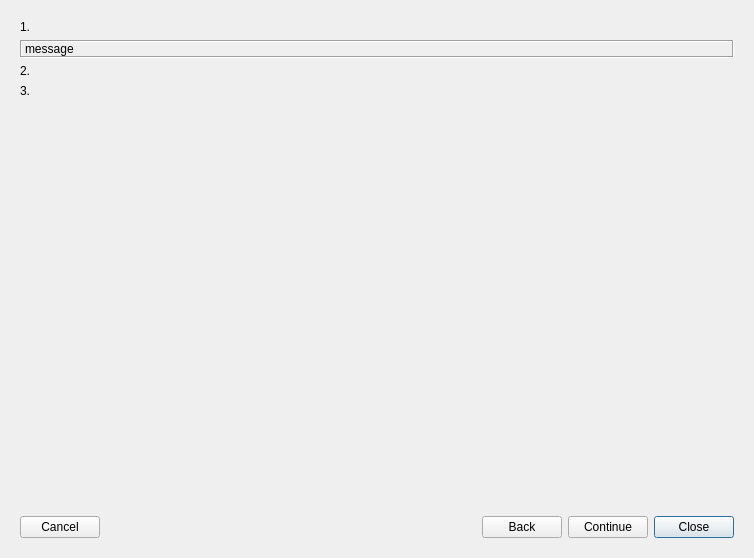
Before: the Qt Designer form src/ui/ui_reg_masternode_dlg.ui in Bertrand256/dash-masternode-tool, drawn with Qt 5.
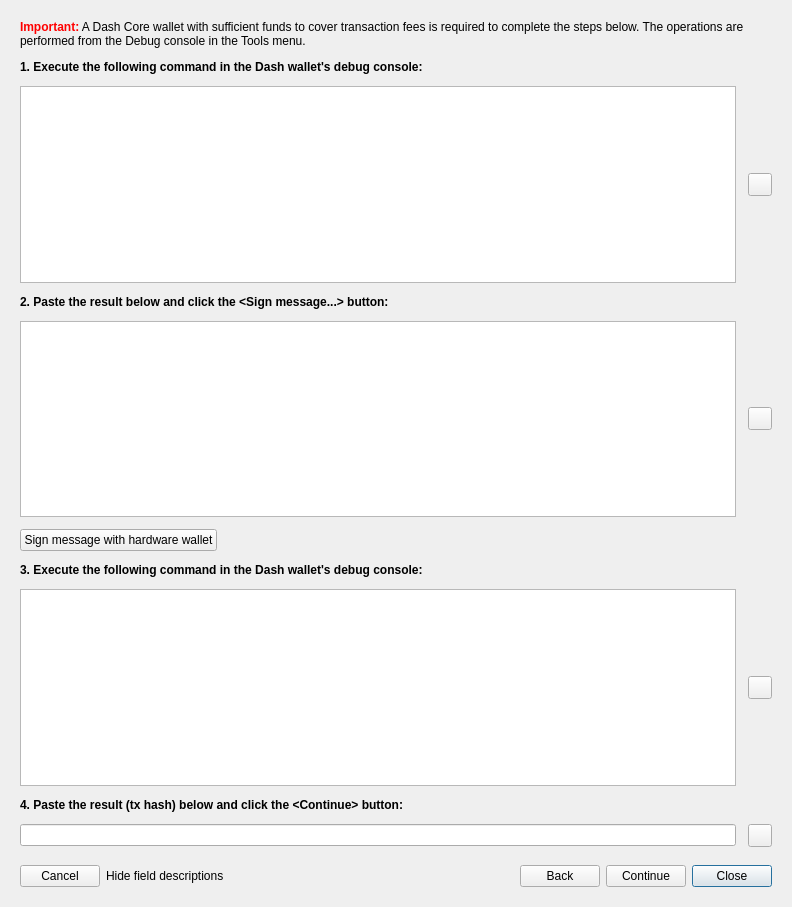
After: the same form once the commit is applied. The open tabs and pages were chosen to show the change.

Commit message: Added copy-paste buttons on the 'reg dip-3 masternode' dialog (manual mode) Improved auto-sizing of the 'reg dip-3 masternode' window Implemented protection against the BLS lib crash on windows when first byte of the private key is greater than 0x73.

Patch:
```diff
--- a/src/ui/ui_reg_masternode_dlg.ui
+++ b/src/ui/ui_reg_masternode_dlg.ui
@@ -6,12 +6,12 @@
    <rect>
     <x>0</x>
     <y>0</y>
-    <width>754</width>
-    <height>558</height>
+    <width>792</width>
+    <height>559</height>
    </rect>
   </property>
   <property name="sizePolicy">
-   <sizepolicy hsizetype="Preferred" vsizetype="Preferred">
+   <sizepolicy hsizetype="Preferred" vsizetype="Minimum">
     <horstretch>0</horstretch>
     <verstretch>0</verstretch>
    </sizepolicy>
@@ -29,7 +29,7 @@
    <item>
     <widget class="QStackedWidget" name="stackedWidget">
      <property name="sizePolicy">
-      <sizepolicy hsizetype="Preferred" vsizetype="Preferred">
+      <sizepolicy hsizetype="Preferred" vsizetype="Minimum">
        <horstretch>0</horstretch>
        <verstretch>0</verstretch>
       </sizepolicy>
@@ -648,7 +648,13 @@
        </item>
       </layout>
      </widget>
-     <widget class="QWidget" name="page3">
+     <widget class="QWidget" name="page2">
+      <property name="sizePolicy">
+       <sizepolicy hsizetype="Preferred" vsizetype="Minimum">
+        <horstretch>0</horstretch>
+        <verstretch>0</verstretch>
+       </sizepolicy>
+      </property>
       <layout class="QVBoxLayout" name="verticalLayout_4" stretch="0,0,0,0,0,0">
        <item>
         <widget class="QLabel" name="lblProtxTransaction1">
@@ -730,7 +736,13 @@
        </item>
       </layout>
      </widget>
-     <widget class="QWidget" name="page4">
+     <widget class="QWidget" name="page3">
+      <property name="sizePolicy">
+       <sizepolicy hsizetype="Preferred" vsizetype="Minimum">
+        <horstretch>0</horstretch>
+        <verstretch>0</verstretch>
+       </sizepolicy>
+      </property>
       <layout class="QVBoxLayout" name="verticalLayout_5">
        <property name="spacing">
         <number>12</number>
@@ -738,7 +750,7 @@
        <item>
         <widget class="QLabel" name="label_10">
          <property name="text">
-          <string>&lt;span style=&quot;color:red&quot;&gt;&lt;b&gt;Important:&lt;/b&gt;&lt;/span&gt; to complete the steps below you will a Dash Qt wallet with sufficient funds to cover transaction fees. The operations will be performed using its Debug console, which you will find in the Tools menu.</string>
+          <string>&lt;span style=&quot;color:red&quot;&gt;&lt;b&gt;Important:&lt;/b&gt;&lt;/span&gt; A Dash Core wallet with sufficient funds to cover transaction fees is required to complete the steps below. The operations are performed from the Debug console in the Tools menu.</string>
          </property>
          <property name="wordWrap">
           <bool>true</bool>
@@ -756,11 +768,34 @@
         </widget>
        </item>
        <item>
-        <widget class="QPlainTextEdit" name="edtManualProtxPrepare">
-         <property name="readOnly">
-          <bool>true</bool>
-         </property>
-        </widget>
+        <layout class="QHBoxLayout" name="layManualStep1">
+         <item>
+          <widget class="QPlainTextEdit" name="edtManualProtxPrepare">
+           <property name="tabChangesFocus">
+            <bool>true</bool>
+           </property>
+           <property name="readOnly">
+            <bool>true</bool>
+           </property>
+           <property name="textInteractionFlags">
+            <set>Qt::TextSelectableByMouse</set>
+           </property>
+          </widget>
+         </item>
+         <item>
+          <widget class="QToolButton" name="btnManualStep1Copy">
+           <property name="focusPolicy">
+            <enum>Qt::NoFocus</enum>
+           </property>
+           <property name="toolTip">
+            <string>Copy text to clipboard</string>
+           </property>
+           <property name="text">
+            <string/>
+           </property>
+          </widget>
+         </item>
+        </layout>
        </item>
        <item>
         <widget class="QLabel" name="label_14">
@@ -770,7 +805,25 @@
         </widget>
        </item>
        <item>
-        <widget class="QPlainTextEdit" name="edtManualProtxPrepareResult"/>
+        <layout class="QHBoxLayout" name="layManualStep2">
+         <item>
+          <widget class="QPlainTextEdit" name="edtManualProtxPrepareResult">
+           <property name="tabChangesFocus">
+            <bool>true</bool>
+           </property>
+          </widget>
+         </item>
+         <item>
+          <widget class="QToolButton" name="btnManualStep2Paste">
+           <property name="toolTip">
+            <string>Paste text from clipboard</string>
+           </property>
+           <property name="text">
+            <string/>
+           </property>
+          </widget>
+         </item>
+        </layout>
        </item>
        <item>
         <layout class="QHBoxLayout" name="horizontalLayout_2">
@@ -807,11 +860,28 @@
         </widget>
        </item>
        <item>
-        <widget class="QPlainTextEdit" name="edtManualProtxSubmit">
-         <property name="readOnly">
-          <bool>true</bool>
-         </property>
-        </widget>
+        <layout class="QHBoxLayout" name="layManualStep3">
+         <item>
+          <widget class="QPlainTextEdit" name="edtManualProtxSubmit">
+           <property name="tabChangesFocus">
+            <bool>true</bool>
+           </property>
+           <property name="readOnly">
+            <bool>true</bool>
+           </property>
+          </widget>
+         </item>
+         <item>
+          <widget class="QToolButton" name="btnManualStep3Copy">
+           <property name="toolTip">
+            <string>Copy text to clipboard</string>
+           </property>
+           <property name="text">
+            <string/>
+           </property>
+          </widget>
+         </item>
+        </layout>
        </item>
        <item>
         <widget class="QLabel" name="label_11">
@@ -821,20 +891,21 @@
         </widget>
        </item>
        <item>
-        <widget class="QLineEdit" name="edtManualTxHash"/>
-       </item>
-       <item>
-        <spacer name="verticalSpacer_4">
-         <property name="orientation">
-          <enum>Qt::Vertical</enum>
-         </property>
-         <property name="sizeHint" stdset="0">
-          <size>
-           <width>20</width>
-           <height>40</height>
-          </size>
-         </property>
-        </spacer>
+        <layout class="QHBoxLayout" name="layManualStep4">
+         <item>
+          <widget class="QLineEdit" name="edtManualTxHash"/>
+         </item>
+         <item>
+          <widget class="QToolButton" name="btnManualStep4Paste">
+           <property name="toolTip">
+            <string>Paste text from clipboard</string>
+           </property>
+           <property name="text">
+            <string/>
+           </property>
+          </widget>
+         </item>
+        </layout>
        </item>
       </layout>
      </widget>
@@ -899,6 +970,13 @@
         </property>
        </widget>
       </item>
+      <item>
+       <widget class="QLabel" name="lblFieldHints">
+        <property name="text">
+         <string>Hide field descriptions</string>
+        </property>
+       </widget>
+      </item>
       <item>
        <spacer name="horizontalSpacer_2">
         <property name="orientation">
```
Left out of the diff: 83 changed lines with no effect on the pictures. The commit also changes 19 other files.
